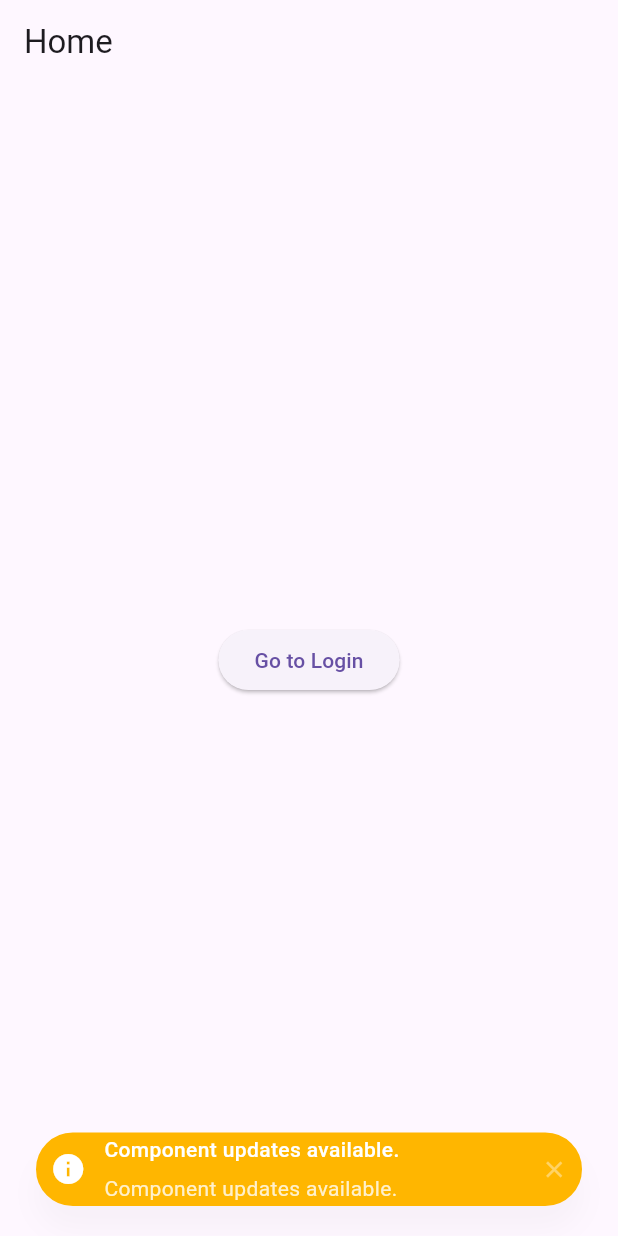
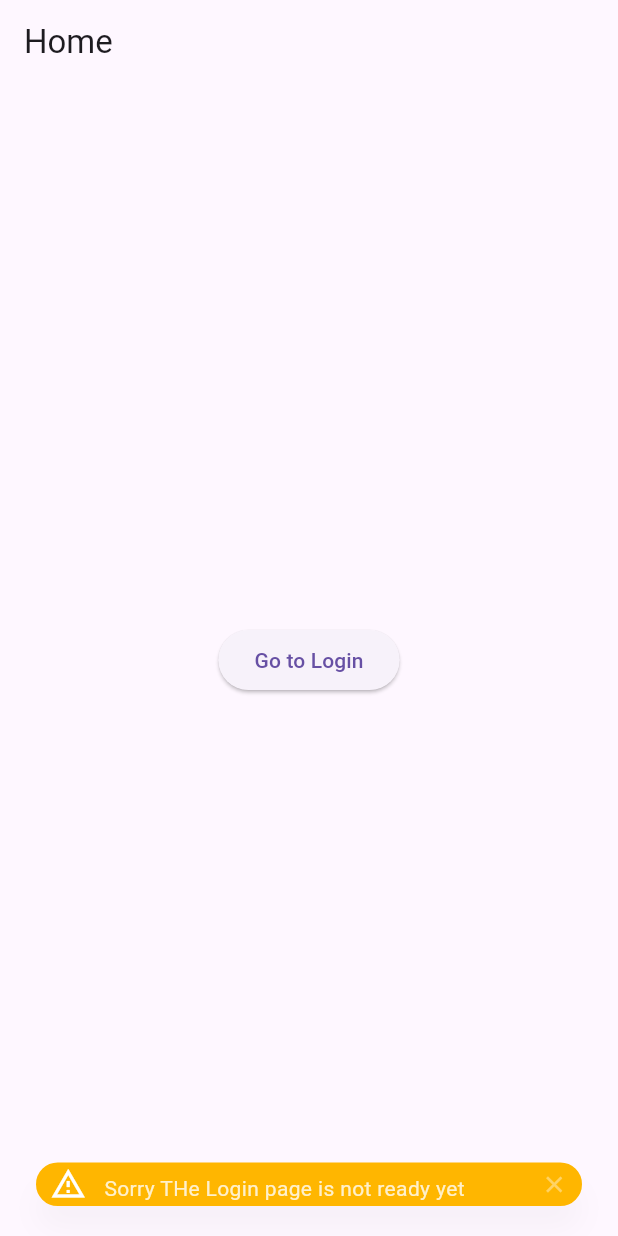
Before and after one commit to Utsav-56/Rentoshare_ui, a Flutter app: the screen it shows after launch, after a tap on "Go to Login", on a phone screen of 412 x 824 dp. Run offline on Flutter 3.47's test engine with Material 3 defaults, Android fonts, the light colour scheme and no system bars; drawn by our look-alikes of toastification; our stand-ins replace get.

Commit message:
Refactored toast

```diff
--- a/lib/app_utils/notifier.dart
+++ b/lib/app_utils/notifier.dart
@@ -7,6 +7,7 @@ enum ToastType { success, error, warning, info }
 class Notifier {
   static void showToast(
     String message, {
+    String? title,
     ToastType type = ToastType.info,
     Duration duration = const Duration(seconds: 3),
     bool dismissible = true,
@@ -18,14 +19,21 @@ class Notifier {
       ToastType.info: ToastificationType.info,
     }[type];
 
+    final icon = {
+      ToastType.success: Icons.check_circle_outline,
+      ToastType.error: Icons.error_outline,
+      ToastType.warning: Icons.warning_amber_outlined,
+      ToastType.info: Icons.info_outline,
+    }[type];
+
     toastification.show(
       type: toastificationType,
       style: ToastificationStyle.fillColored,
-      title: Text("Component updates available."),
-      description: Text("Component updates available."),
+      title: title != null ? Text(title) : null,
+      description: Text(message),
       alignment: Alignment.bottomLeft,
       autoCloseDuration: const Duration(seconds: 4),
-      icon: Icon(Icons.info, color: Colors.white),
+      icon: Icon(icon),
       borderRadius: BorderRadius.circular(100.0),
       boxShadow: highModeShadow,
       applyBlurEffect: true,
```
